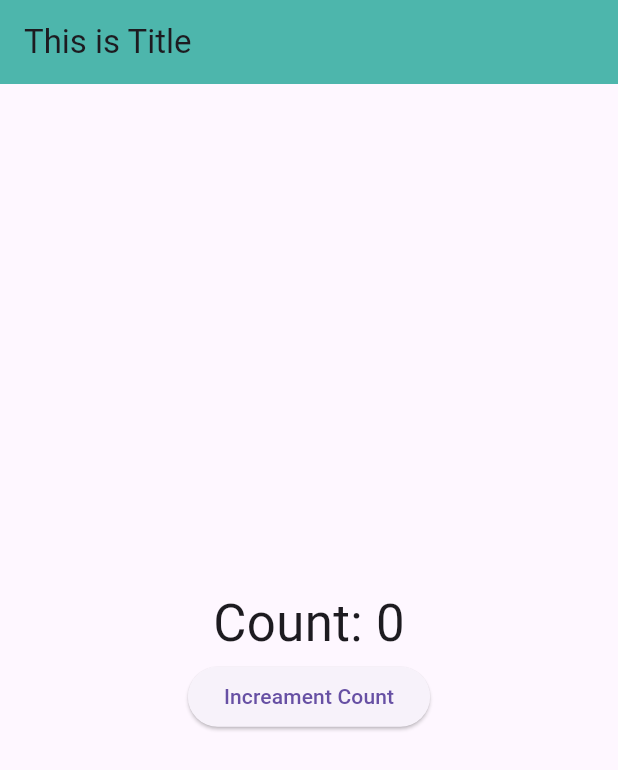
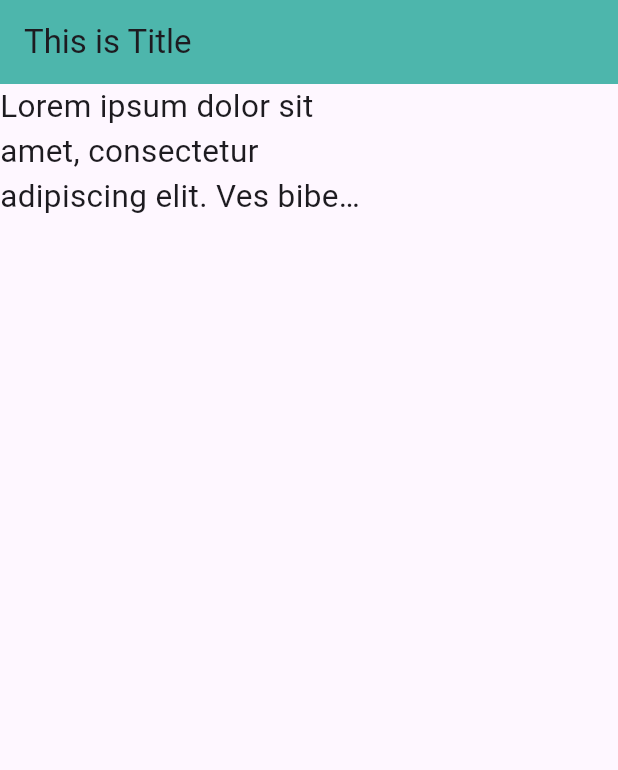
Before and after one commit to AsmaGhafoor/Flutter-Learning, a Flutter app: the screen it shows after launch, on a phone screen of 412 x 824 dp. Shown: the top 770 px of the screen. Run offline on Flutter 3.47's test engine with Material 3 defaults, Android fonts, the phone set to English and light mode, and no system bars.

Commit message:
Constrained Box

```diff
--- a/lib/main.dart
+++ b/lib/main.dart
@@ -29,7 +29,6 @@ class MyHomePage extends StatefulWidget{
 }
 
 class MyHomeState extends State<MyHomePage> {
-  var count=0;
 
   @override
   Widget build(BuildContext context) {
@@ -39,23 +38,22 @@ class MyHomeState extends State<MyHomePage> {
         backgroundColor: Colors.teal.shade300,
       ),
 
-      body: Center(
-        child: Column(
-          mainAxisAlignment: MainAxisAlignment.center,
-          children: [
-            Text('Count: $count', style: const TextStyle(fontSize: 34),),
-            ElevatedButton(onPressed: (){
-              // ignore: avoid_print
-              print(count);
-              setState(() {
-                // count++;
-                // count = count + 1;
-                count+=1;
-              });
-            }, child: const Text('Increament Count'))
-          ],
+
+      body: ConstrainedBox(
+        constraints: const BoxConstraints(
+          maxWidth: 240,
+          maxHeight: 100,
         ),
-      )
+        child: const Text('Lorem ipsum dolor sit amet, consectetur adipiscing elit. Ves bibendum dui. Etiam semper imperdiet molestie.',
+        style: TextStyle(
+          fontSize: 21,
+        ),
+        maxLines: 3,
+        overflow: TextOverflow.ellipsis,
+
+        )
+      ),
+
     );
   }
 }
```
